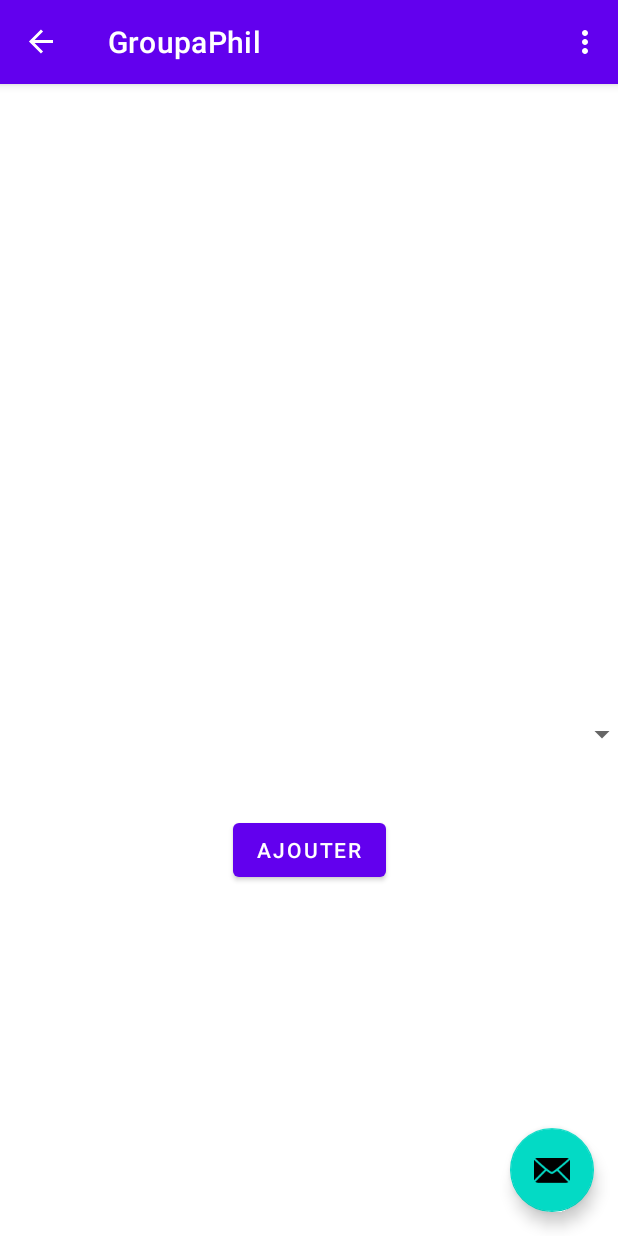
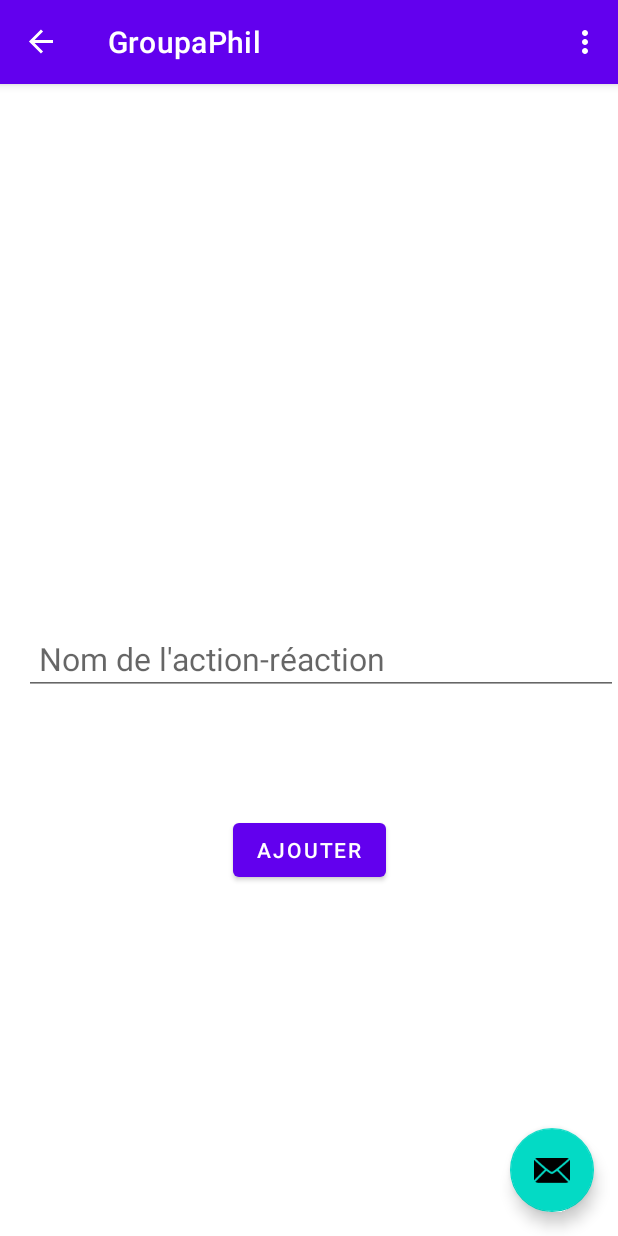
Before and after one commit to EvanMevel/Area, an Android app: the SecondFragment screen opened through its navigation route, on a phone screen of 412 x 824 dp. Run offline under Robolectric (Android 15) with nearby library versions, the phone set to English and light mode, and no system bars; our stand-ins replace Volley, navigation-ui; network calls fail.

Commit message:
FEAT : adding name option when a area is creadted and CHG post of it

```diff
--- a/MyArea/app/src/main/java/com/example/myarea/SecondFragment.kt
+++ b/MyArea/app/src/main/java/com/example/myarea/SecondFragment.kt
@@ -57,12 +57,13 @@ class SecondFragment : Fragment(), AdapterView.OnItemSelectedListener {
         var desReaction = reactionSpinner.selectedItem.toString().split("-")[1].trim();
         var idAction = services.getActionId(desAction).replace("\"", "")
         var idReaction = services.getReactionId(desReaction).replace("\"", "")
-
+        var areaname = binding.areaname.text.toString();
         val queue = Volley.newRequestQueue(MainActivity.instance)
         val url = "http://10.0.2.2:8080/api/area"
         var json = JSONObject();
         json.put("actionId", idAction);
         json.put("reactionId", idReaction);
+        json.put("name",areaname);
         val jsonPostRequest = object: JsonObjectRequest(
             Request.Method.POST, url, json,
             { response ->
@@ -109,13 +110,13 @@ class SecondFragment : Fragment(), AdapterView.OnItemSelectedListener {
         super.onViewCreated(view, savedInstanceState)
         vue = view;
 
-        actionSpinner = view.findViewById(R.id.spinner);
+        actionSpinner = view.findViewById(R.id.action);
         actionAdapter = ArrayAdapter<String>(view.context, android.R.layout.simple_spinner_item, arrayListOf());
         actionAdapter.setDropDownViewResource(android.R.layout.simple_spinner_dropdown_item);
         actionSpinner.isInvisible = true;
 
 
-        reactionSpinner = view.findViewById(R.id.action);
+        reactionSpinner = view.findViewById(R.id.reaction);
         reactionAdapter = ArrayAdapter<String>(view.context, android.R.layout.simple_spinner_item, arrayListOf());
         reactionAdapter.setDropDownViewResource(android.R.layout.simple_spinner_dropdown_item);
         reactionSpinner.isInvisible = true;
--- a/MyArea/app/src/main/res/layout/fragment_second.xml
+++ b/MyArea/app/src/main/res/layout/fragment_second.xml
@@ -25,11 +25,28 @@
         app:layout_constraintStart_toStartOf="parent"
         app:layout_constraintTop_toBottomOf="@id/textview_second" />
 
+    <EditText
+        android:id="@+id/areaname"
+        android:layout_width="match_parent"
+        android:layout_height="48dp"
+        android:layout_marginStart="16dp"
+        android:drawablePadding="10dp"
+        android:ems="10"
+        android:hint="@string/nom_de_l_action_r_action"
+        android:inputType="textPersonName"
+        android:padding="10dp"
+        android:textColor="@color/black"
+        android:textSize="21sp"
+        app:layout_constraintBottom_toBottomOf="parent"
+        app:layout_constraintStart_toStartOf="parent"
+        app:layout_constraintTop_toTopOf="parent"
+        app:layout_constraintVertical_bias="0.499" />
+
     <Spinner
-        android:id="@+id/spinner"
+        android:id="@+id/action"
         android:layout_width="409dp"
         android:layout_height="wrap_content"
-        android:layout_marginStart="16dp"
+        android:layout_marginStart="12dp"
         android:layout_marginTop="90dp"
         android:contentDescription="@string/spinner_test"
         android:minHeight="48dp"
@@ -37,13 +54,13 @@
         app:layout_constraintBottom_toBottomOf="parent"
         app:layout_constraintStart_toStartOf="parent"
         app:layout_constraintTop_toTopOf="parent"
-        app:layout_constraintVertical_bias="0.345" />
+        app:layout_constraintVertical_bias="0.209" />
 
     <Spinner
-        android:id="@+id/action"
+        android:id="@+id/reaction"
         android:layout_width="409dp"
         android:layout_height="wrap_content"
-        android:layout_marginStart="16dp"
+        android:layout_marginStart="12dp"
         android:layout_marginTop="90dp"
         android:contentDescription="@string/spinner_test"
         android:minHeight="48dp"
@@ -51,19 +68,5 @@
         app:layout_constraintBottom_toBottomOf="parent"
         app:layout_constraintStart_toStartOf="parent"
         app:layout_constraintTop_toTopOf="parent"
-        app:layout_constraintVertical_bias="0.426" />
-
-    <Spinner
-        android:id="@+id/réaction"
-        android:layout_width="409dp"
-        android:layout_height="wrap_content"
-        android:layout_marginStart="16dp"
-        android:layout_marginTop="90dp"
-        android:contentDescription="@string/spinner_test"
-        android:minHeight="48dp"
-        android:text="ET LA LE MEC"
-        app:layout_constraintBottom_toBottomOf="parent"
-        app:layout_constraintStart_toStartOf="parent"
-        app:layout_constraintTop_toTopOf="parent"
-        app:layout_constraintVertical_bias="0.507" />
+        app:layout_constraintVertical_bias="0.32" />
 </androidx.constraintlayout.widget.ConstraintLayout>
--- a/MyArea/app/src/main/res/values/strings.xml
+++ b/MyArea/app/src/main/res/values/strings.xml
@@ -11,4 +11,5 @@
     <string name="hello_second_fragment">Aucune option disponible. Arg: %1$s</string>
     <string name="spinner_test">Spinner Test</string>
     <string name="ajouter">Ajouter</string>
+    <string name="nom_de_l_action_r_action">Nom de l\'action-réaction</string>
 </resources>
```
